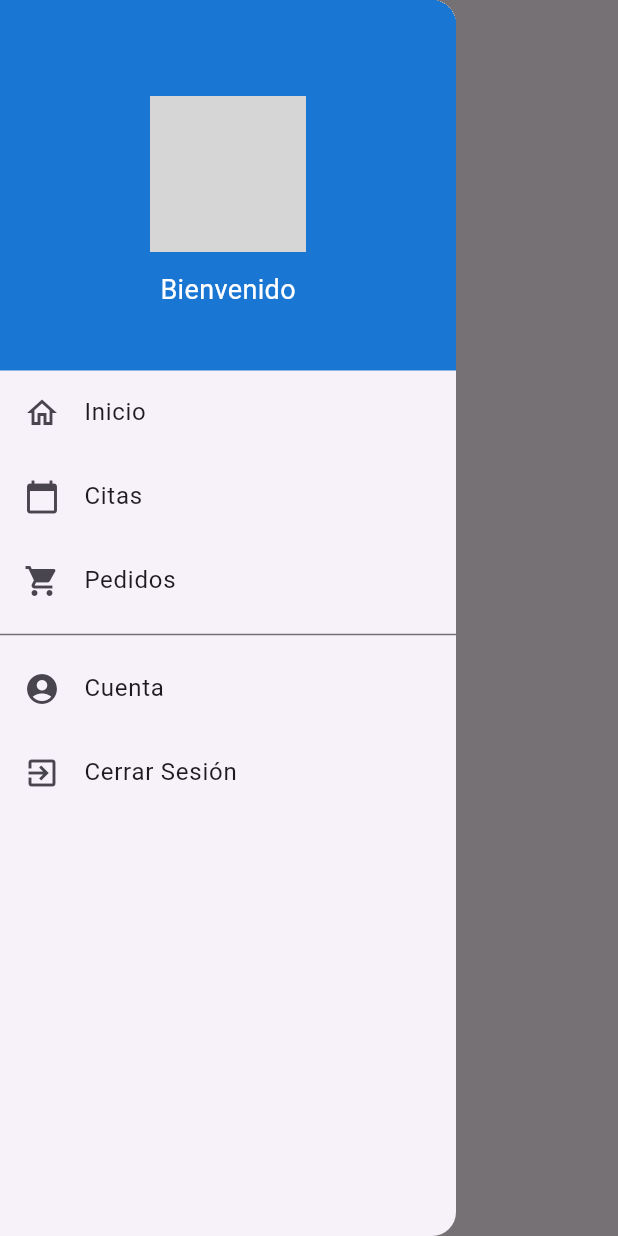
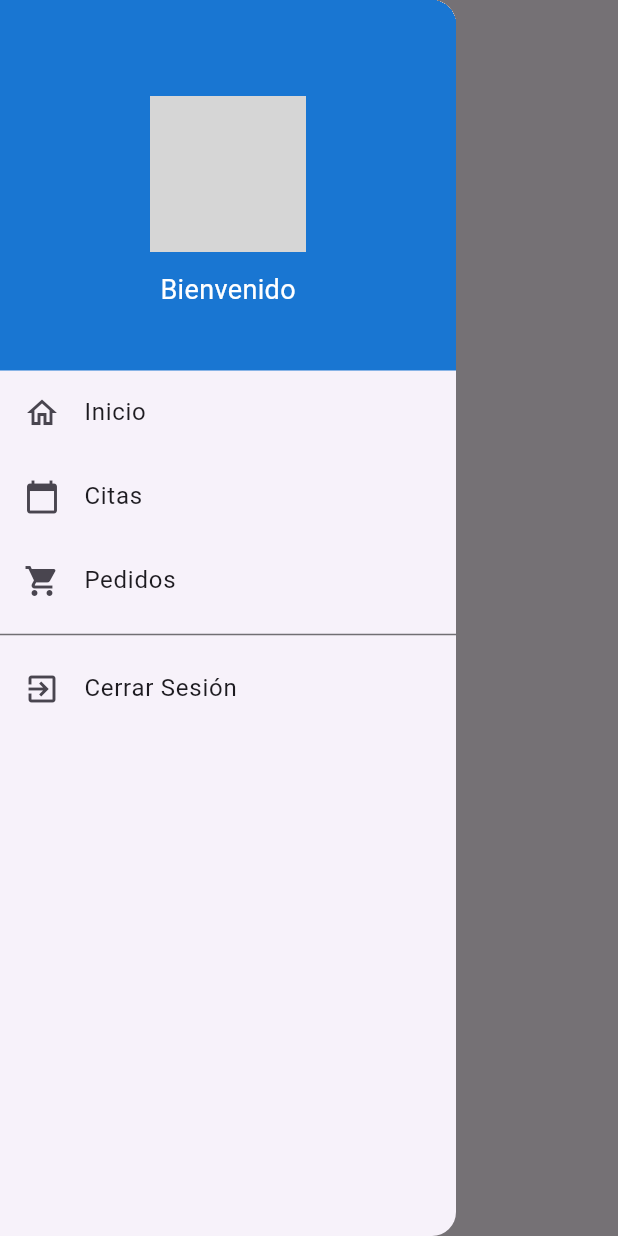
Before and after one commit to DarkKing516/Erikas_HomeMade_Flutter, a Flutter app: the DashboardLogin screen opened directly, with the side drawer open, on a phone screen of 412 x 824 dp. Run offline on Flutter 3.47's test engine with Material 3 defaults, Android fonts, the phone set to English and light mode, and no system bars; our stand-ins replace animate_do; network calls fail; grey boxes are pictures that could not be loaded.

Commit message:
mentira, ahora siii

```diff
--- a/lib/drawer.dart
+++ b/lib/drawer.dart
@@ -71,16 +71,17 @@ class DrawerWidget extends StatelessWidget {
             },
           ),
           const Divider(color: Colors.black54),
-          ListTile(
-            leading: const Icon(Icons.account_circle),
-            title: const Text('Cuenta'),
-            onTap: () {
-              Navigator.pushReplacement(
-                context,
-                MaterialPageRoute(builder: (context) => EditUser()),
-              );
-            },
-          ),
+          // ListTile(
+          //   leading: const Icon(Icons.account_circle),
+          //   title: const Text('Cuenta'),
+          //   onTap: () {
+          //     Navigator.pushReplacement(
+          //       context,
+          //       MaterialPageRoute(builder: (context) => EditUser()),
+          //     );
+          //   },
+          // ),
+
           // ListTile(
           //   leading: const Icon(Icons.account_circle),
           //   title: const Text('Cuenta'),
```
Also changed, not shown: 1 other file.
